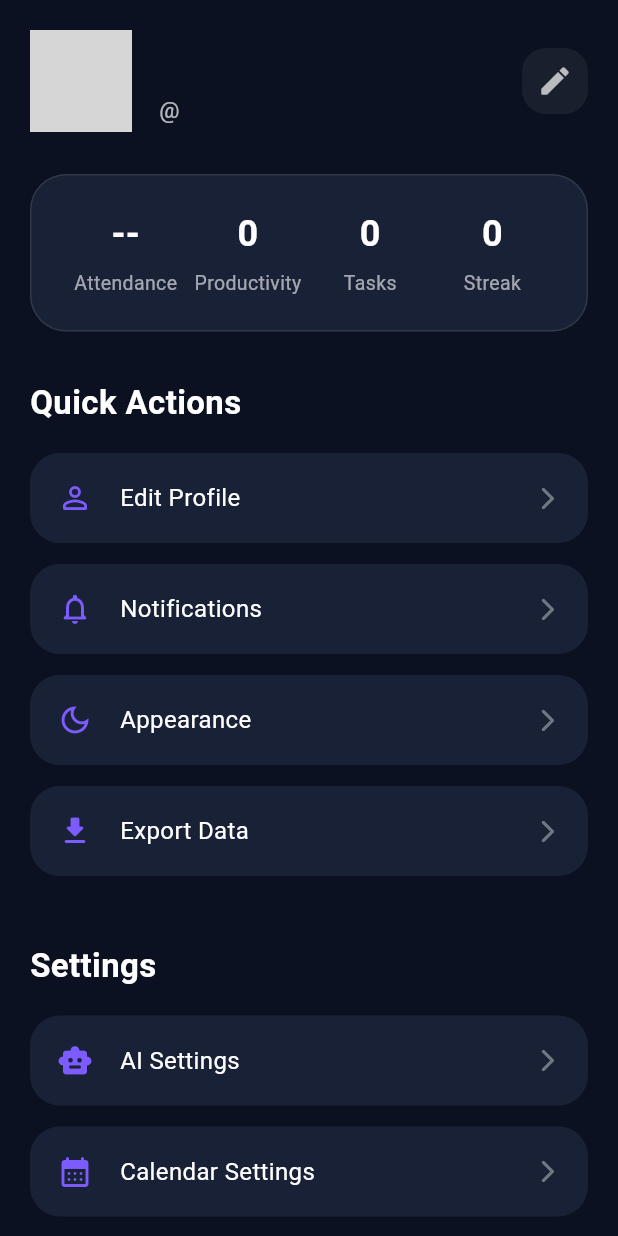
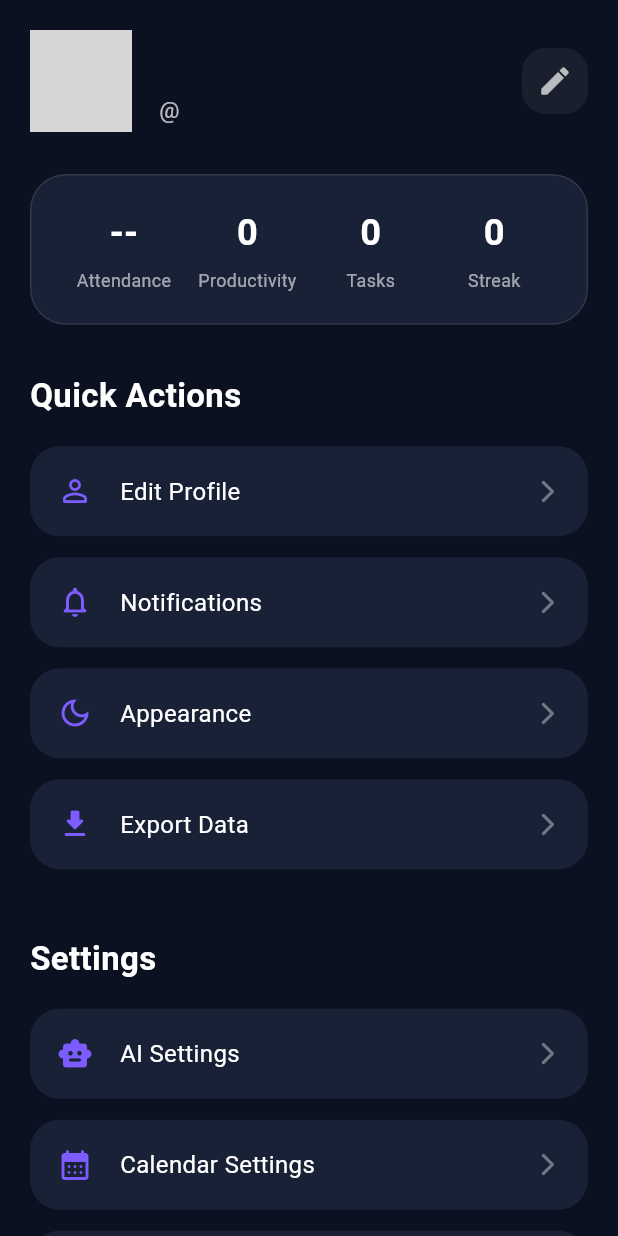
Before and after one commit to aadillllll/MindSync, a Flutter app: the ProfileScreen screen opened directly, on a phone screen of 412 x 824 dp. Run offline on Flutter 3.47's test engine with Material 3 defaults, Android fonts, the light colour scheme and no system bars; our stand-ins replace flutter_dotenv, flutter_markdown_plus, google_fonts, image_picker, shared_preferences, supabase_flutter and 1 more; accounts and stored records are empty; network calls fail; grey boxes are pictures that could not be loaded.

Commit message:
MVP completed

```diff
--- a/frontend/lib/features/profile/widgets/profile_summary_card.dart
+++ b/frontend/lib/features/profile/widgets/profile_summary_card.dart
@@ -6,22 +6,37 @@ import '../providers/profile_provider.dart';
 class ProfileSummaryCard extends StatelessWidget {
   const ProfileSummaryCard({super.key});
 
-  Widget stat(String value, String title) {
+  Widget _stat({
+    required String value,
+    required String title,
+    required double valueFontSize,
+    required double labelFontSize,
+    required double spacing,
+  }) {
     return Expanded(
       child: Column(
+        mainAxisSize: MainAxisSize.min,
         children: [
-          Text(
+          FittedBox(
+            fit: BoxFit.scaleDown,
+            child: Text(
               value,
-            style: const TextStyle(
+              maxLines: 1,
+              style: TextStyle(
                 color: Colors.white,
-              fontSize: 24,
+                fontSize: valueFontSize,
                 fontWeight: FontWeight.bold,
               ),
             ),
-          const SizedBox(height: 6),
-          Text(
+          ),
+          SizedBox(height: spacing),
+          FittedBox(
+            fit: BoxFit.scaleDown,
+            child: Text(
               title,
-            style: const TextStyle(color: Colors.white60, fontSize: 13),
+              maxLines: 1,
+              style: TextStyle(color: Colors.white60, fontSize: labelFontSize),
+            ),
           ),
         ],
       ),
@@ -32,8 +47,17 @@ class ProfileSummaryCard extends StatelessWidget {
   Widget build(BuildContext context) {
     final profile = context.watch<ProfileProvider>().profile;
 
+    return LayoutBuilder(
+      builder: (context, constraints) {
+        final width = constraints.maxWidth;
+
+        final padding = (width * 0.055).clamp(16.0, 24.0);
+        final valueFont = (width * 0.065).clamp(18.0, 26.0);
+        final labelFont = (width * 0.032).clamp(10.0, 13.0);
+        final spacing = (width * 0.015).clamp(4.0, 8.0);
+
         return Container(
-      padding: const EdgeInsets.all(22),
+          padding: EdgeInsets.all(padding),
           decoration: BoxDecoration(
             color: const Color(0xFF182135),
             borderRadius: BorderRadius.circular(24),
@@ -41,12 +65,38 @@ class ProfileSummaryCard extends StatelessWidget {
           ),
           child: Row(
             children: [
-          stat("--", "Attendance"),
-          stat("${profile?.productivityScore ?? 0}", "Productivity"),
-          stat("0", "Tasks"),
-          stat("0", "Streak"),
+              _stat(
+                value: "--",
+                title: "Attendance",
+                valueFontSize: valueFont,
+                labelFontSize: labelFont,
+                spacing: spacing,
+              ),
+              _stat(
+                value: "${profile?.productivityScore ?? 0}",
+                title: "Productivity",
+                valueFontSize: valueFont,
+                labelFontSize: labelFont,
+                spacing: spacing,
+              ),
+              _stat(
+                value: "0",
+                title: "Tasks",
+                valueFontSize: valueFont,
+                labelFontSize: labelFont,
+                spacing: spacing,
+              ),
+              _stat(
+                value: "0",
+                title: "Streak",
+                valueFontSize: valueFont,
+                labelFontSize: labelFont,
+                spacing: spacing,
+              ),
             ],
           ),
         );
+      },
+    );
   }
 }
```
Also changed, not shown: frontend/lib/features/analytics/screens/analytics_screen.dart (+38 -0 lines), frontend/lib/features/home/widgets/greeting_header.dart (+10 -3 lines), frontend/lib/features/profile/providers/profile_provider.dart (+19 -0 lines), frontend/lib/features/profile/screens/edit_profile_screen.dart (+78 -4 lines), frontend/lib/features/profile/services/avatar_service.dart (added, +90 -0 lines), frontend/lib/features/profile/services/profile_service.dart (+14 -0 lines), frontend/pubspec.yaml (+6 -1 lines), frontend/pubspec.lock, 5 other files. Lines whose indentation alone changed are shown as unchanged.
